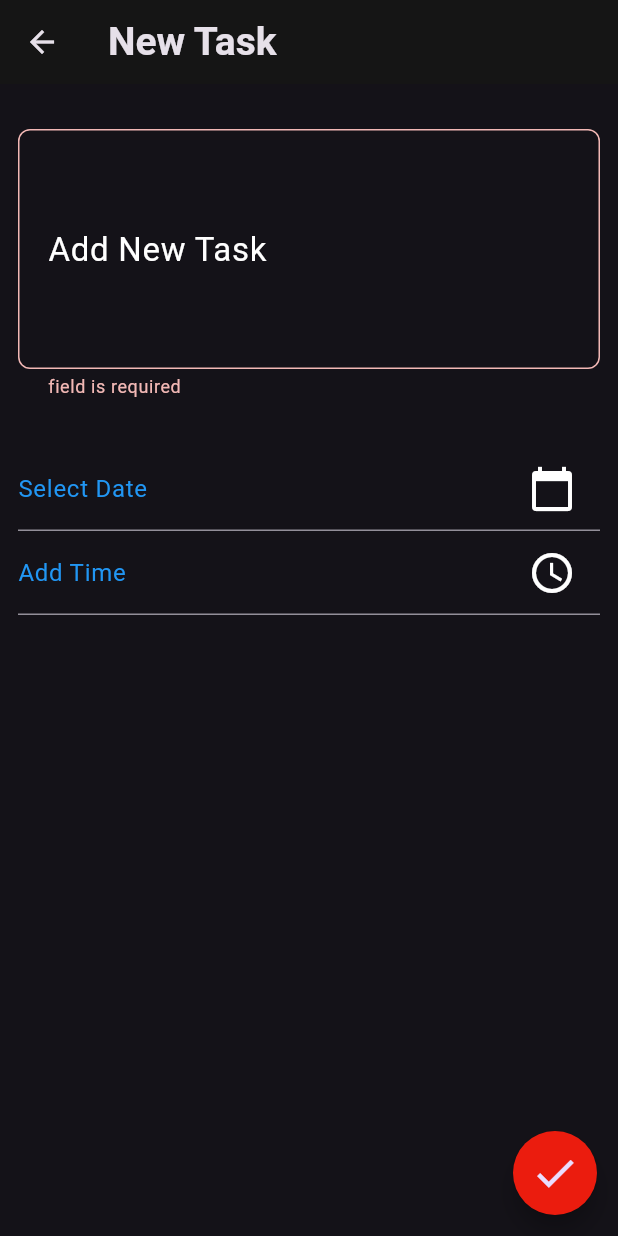
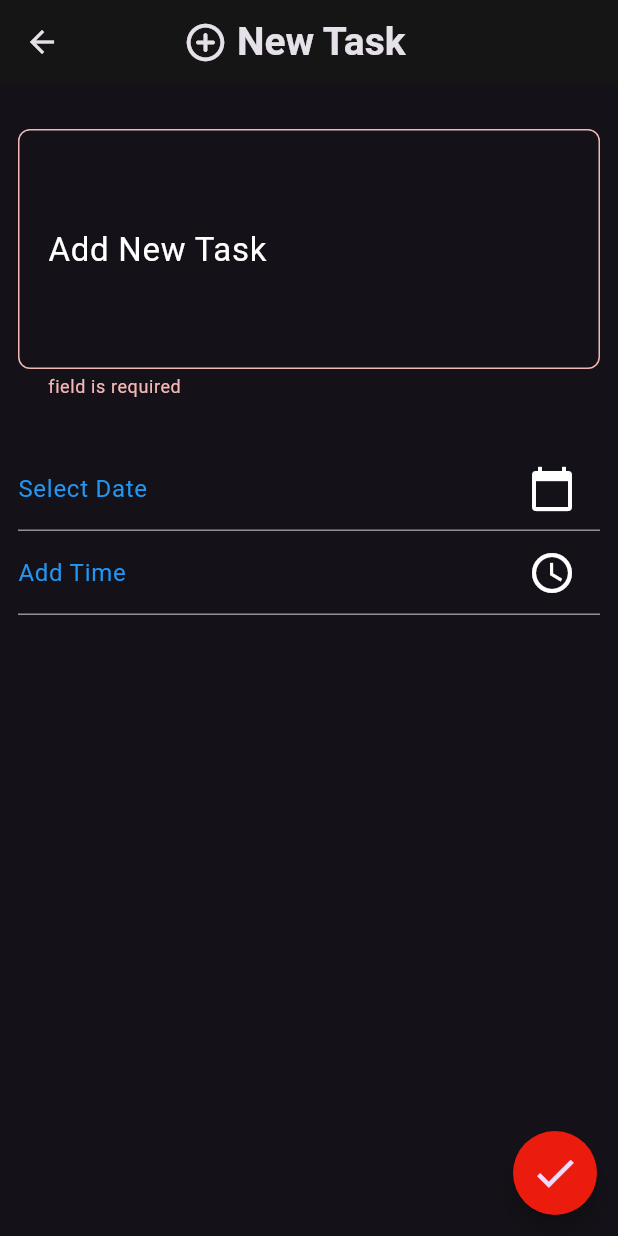
Before and after one commit to ahmedwael111/to-do-app, a Flutter app: the AddTaskView screen opened directly, after a tap on the "check" icon, on a phone screen of 412 x 824 dp. Run offline on Flutter 3.47's test engine with Material 3 defaults, Android fonts, the phone set to English and light mode, and no system bars; our stand-ins replace bloc, flutter_bloc, font_awesome_flutter, hive, hive_flutter; accounts and stored records are empty.

Commit message:
adding ShowSnakBar to Widgets

```diff
--- a/lib/views/add_task.view.dart
+++ b/lib/views/add_task.view.dart
@@ -2,6 +2,7 @@ import 'package:flutter/material.dart';
 import 'package:flutter_bloc/flutter_bloc.dart';
 import 'package:to_do_app/Cubits/addCubit/add_cubit_cubit.dart';
 import 'package:to_do_app/Cubits/tasks/tasks_cubit_cubit.dart';
+import 'package:to_do_app/constants.dart';
 import 'package:to_do_app/widgets/form_column.dart';
 
 class AddTaskView extends StatelessWidget {
@@ -9,12 +10,25 @@ class AddTaskView extends StatelessWidget {
 
   @override
   Widget build(BuildContext context) {
-    //  shouldScrollToTop = false; // Add this flag in the file
     return Scaffold(
       appBar: AppBar(
         backgroundColor: const Color(0xff151515),
-        title: const Text('New Task',
-            style: TextStyle(fontWeight: FontWeight.bold, fontSize: 26)),
+        title: const Row(
+          children: [
+            SizedBox(
+              width: 50,
+            ),
+            Icon(
+              Icons.add_circle_outline_rounded,
+              size: 30,
+            ),
+            SizedBox(
+              width: 6,
+            ),
+            Text('New Task',
+                style: TextStyle(fontWeight: FontWeight.bold, fontSize: 26)),
+          ],
+        ),
       ),
       body: Padding(
         padding: const EdgeInsets.symmetric(horizontal: 12),
--- a/lib/widgets/form_column.dart
+++ b/lib/widgets/form_column.dart
@@ -7,6 +7,7 @@ import 'package:to_do_app/models/task_model.dart';
 import 'package:to_do_app/widgets/coustom_textField.dart';
 import 'package:to_do_app/widgets/coustom_textfield_dateTime.dart';
 import 'package:to_do_app/widgets/coustom_textfield_timePicker.dart';
+import 'package:to_do_app/widgets/show_snakeBar.dart';
 import 'package:uuid/uuid.dart';
 
 class FormColumn extends StatefulWidget {
@@ -40,7 +41,6 @@ class _FormColumnState extends State<FormColumn> {
 
   @override
   Widget build(BuildContext context) {
-    //  shouldScrollToTop = false; // Add this flag in the file
     return Form(
       key: formKey,
       autovalidateMode: autovalidateMode,
@@ -87,7 +87,8 @@ class _FormColumnState extends State<FormColumn> {
                             time: selectedTime,
                             id: uuid.v4());
                         BlocProvider.of<AddCubit>(context).addCubit(taskModel);
-                        // Navigator.pop(context);
+                        showSnakBar(context, 'Add Task Successed',
+                            color: Colors.green);
                       } else {
                         autovalidateMode = AutovalidateMode.always;
                         setState(() {});
--- a/lib/widgets/task_item.dart
+++ b/lib/widgets/task_item.dart
@@ -4,6 +4,7 @@ import 'package:to_do_app/Cubits/tasks/tasks_cubit_cubit.dart';
 import 'package:to_do_app/constants.dart';
 import 'package:to_do_app/models/task_model.dart';
 import 'package:to_do_app/views/Edit_task_view.dart';
+import 'package:to_do_app/widgets/show_snakeBar.dart';
 
 class TaskItem extends StatefulWidget {
   const TaskItem({
@@ -53,6 +54,7 @@ class _TaskItemState extends State<TaskItem> {
                             Future.delayed(const Duration(milliseconds: 500),
                                 () {
                               widget.taskModel.delete();
+                              showSnakBar(context, 'Task Deleted ');
                               BlocProvider.of<TasksCubit>(context)
                                   .fetchTaskes();
                               setState(() {});
```
Also changed, not shown: lib/views/Edit_task_view.dart (+18 -2 lines), lib/widgets/show_snakeBar.dart (added, +17 -0 lines).
